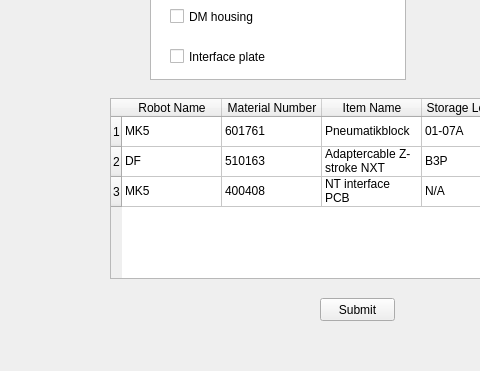
Qt form mainwindow.ui (TwIntern24/MockDesign) before a commit; both pictures show x 0 to 480 and y 319 to 690 of the 943 by 690 pixel window.
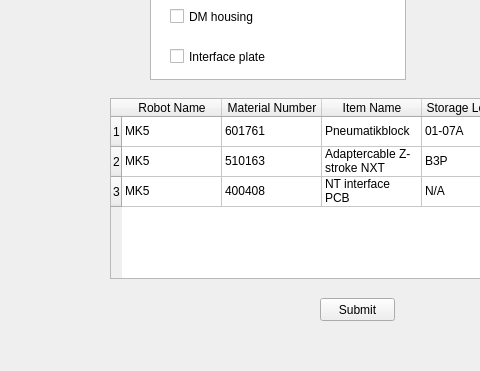
The same form after that commit.

```diff
--- a/mainwindow.ui
+++ b/mainwindow.ui
@@ -326,7 +326,7 @@
     </item>
     <item row="1" column="0">
      <property name="text">
-      <string>DF</string>
+      <string>MK5</string>
      </property>
     </item>
     <item row="1" column="1">
```
